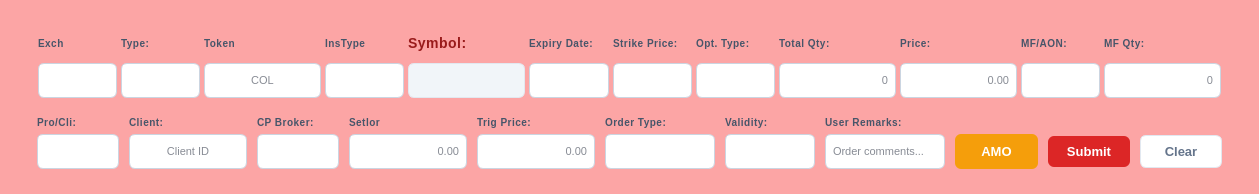
The window that resources/forms/SellWindow.ui (yashnmehta/Autotrade) describes before a commit, drawn with Qt 5.
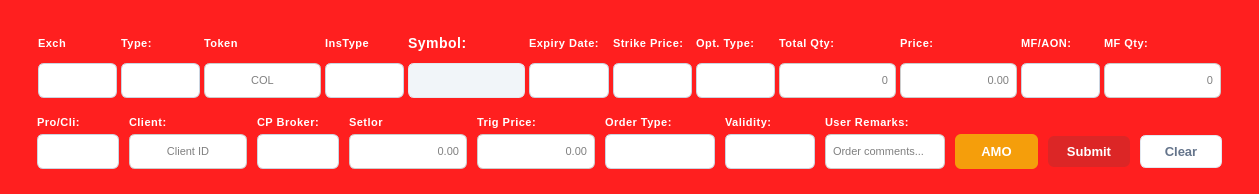
The same window after the commit.

Commit message: Buy and sell windopw UI

Diff of the .ui file:
```diff
--- a/resources/forms/SellWindow.ui
+++ b/resources/forms/SellWindow.ui
@@ -33,19 +33,29 @@
   </property>
   <property name="styleSheet">
    <string notr="true">QWidget#SellWindowForm {
-    background-color: #fca5a5;
+    background-color: #ff1f1f;
+}
+
+/*add properties for window title*/
+windowTitle {
+    color: #ffffff;
+    font-size: 10px;
+    font-weight: 700;
+    text-transform: uppercase;
+    letter-spacing: 0.5px;
+    background-color: transparent;
 }
 
 /* Header/Indicative bar at top */
 QWidget#headerBar {
-    background-color: #ef4444; /* Sell Red */
+    background-color: #ffffffff; /* Sell Red */
     border-top-left-radius: 4px;
     border-top-right-radius: 4px;
 }
 
 QLabel {
-    color: #475569;
-    font-size: 10px;
+    color: #ffffff;
+    font-size: 11px;
     font-weight: 700;
     text-transform: uppercase;
     letter-spacing: 0.5px;
@@ -53,15 +63,15 @@
 }
 
 QLabel#lblSymbol {
-    color: #991b1b;
+    color: #ffffff;
     font-size: 14px;
     font-weight: 700;
 }
 
 QLineEdit {
     background-color: #ffffff;
-    color: #0f172a;
-    border: 1px solid #cbd5e1;
+    color: #000000;
+    border: 1px solid #cccccc;
     border-radius: 6px;
     padding: 2px 5px;
     font-size: 11px;
```
Left out of the diff: 2 changed lines with no effect on the pictures. The commit also changes 2 other files.
